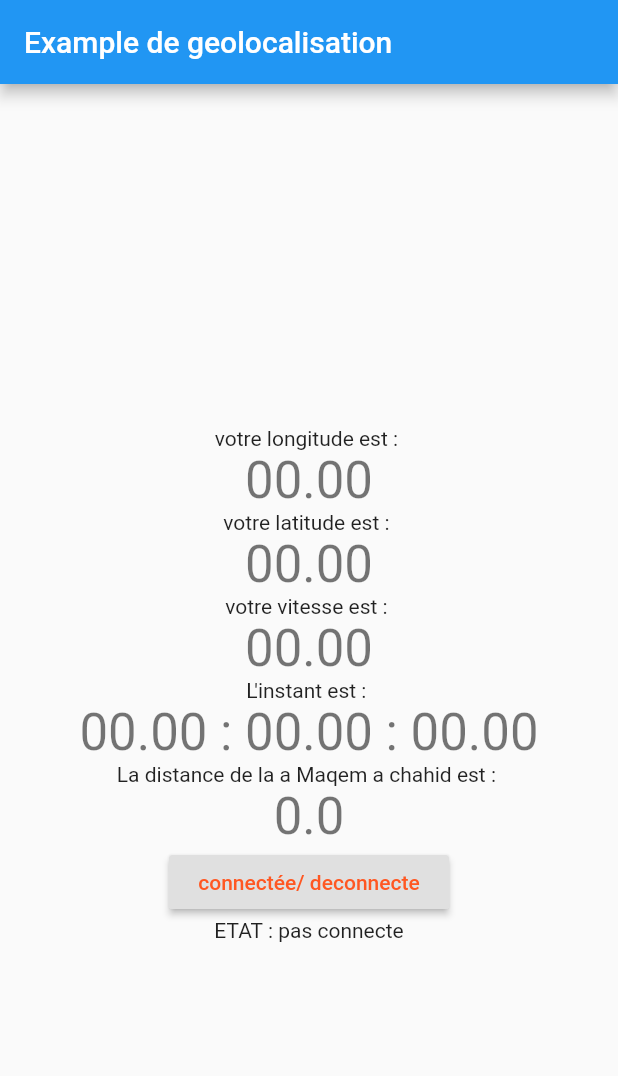
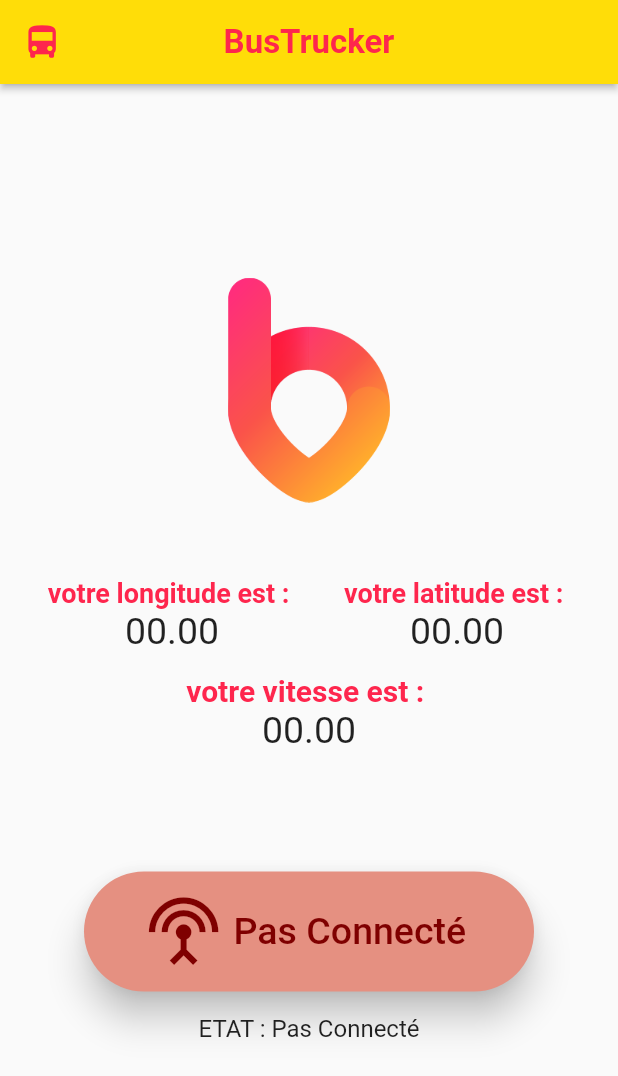
Before and after one commit to looklok/Geo, a Flutter app: the screen it shows after launch, on a phone screen of 412 x 824 dp. Shown: the top 1076 px of the screen. Run offline on Flutter 3.47's test engine with Material 2 defaults, Android fonts, the phone set to English and light mode, and no system bars; our stand-ins replace cloud_firestore, geolocator; accounts and stored records are empty.

Commit message:
la version final aprés modification de UI

```diff
--- a/lib/main.dart
+++ b/lib/main.dart
@@ -11,8 +11,8 @@ class MyApp extends StatelessWidget {
   @override
   Widget build(BuildContext context) {
     return MaterialApp(
-      title: 'Flutter Geo Demo',
-      home: MyHomePage(title: 'Example de geolocalisation'),
+      title: 'Application du bus',
+      home: MyHomePage(title: 'BusTrucker'),
     );
   }
 }
@@ -30,48 +30,36 @@ class MyHomePage extends StatefulWidget {
 class _MyHomePageState extends State<MyHomePage> {
   String adress_longitude = '00.00' ;
   String adress_latitude = '00.00';
-  String adress_time_seconde = '00.00';
-  String adress_time_heure = '00.00';
-  String adress_time_minute = '00.00';
   String adress_speed = '00.00';
   String localite='';
   bool connected = false;
-  String siconnecte = 'ETAT : pas connecte';
+  String siconnecte = 'Pas Connecté';
   String wilaya='';
   StreamSubscription<Position> positionStream ;
   double distance=0;
   double busID = 1;
   double ligne = 1;
   bool first = true;
+  var _color = Color.fromRGBO(229,144,129, 1);
+  var buttoncolor = Color.fromRGBO(127,0,0, 1);
 
 
-  Future getadress () async{
+  Future getadress () async{ /// recuperer la position,vitesse faire des mise à jour pour le bus prochain en temps reel
 
     var busref = Firestore.instance.collection('bus').document('bus '+busID.toString());
-    List<DocumentSnapshot> l;
-    /*var ref = Firestore.instance.collection('bus');
-    var query = ref.getDocuments();
-    query.then((QuerySnapshot q) {
-      q.documents.forEach((DocumentSnapshot v) {
-        int.parse(v.documentID);
-      });
-    });*/
     if (connected == true) {
       /* writing to database */
       Map<String ,dynamic> data = Map();
       data['ligne']=ligne;
       data['busID'] = busID;
       data['actif'] = true;
-      var locationOptions = LocationOptions(accuracy: LocationAccuracy.bestForNavigation, distanceFilter: 10);
+      var locationOptions = LocationOptions(accuracy: LocationAccuracy.best, distanceFilter: 10);
       positionStream =Geolocator().getPositionStream(locationOptions).listen((Position position1) async
           {
                   print(position1 == null ? 'Unknown' : position1.latitude.toString() + ', ' + position1.speed.toString());
                   adress_longitude = position1.longitude.toString();
                   adress_latitude = position1.latitude.toString();
                   adress_speed=(position1.speed*3.6).toString();
-                  adress_time_seconde = position1.timestamp.second.toString();
-                  adress_time_minute = position1.timestamp.minute.toString();
-                  adress_time_heure = position1.timestamp.hour.toString();
                   data['latitude'] = position1.latitude;
                   data['longitude'] = position1.longitude;
                   data['vitesse'] = (position1.speed*3.6);
@@ -96,9 +84,6 @@ class _MyHomePageState extends State<MyHomePage> {
 
                   }
                   busref.setData(data);
-                  Geolocator().distanceBetween(36.745664, 3.069634, position1.latitude, position1.longitude).then((double d){
-                    distance=d;
-                  });
                   setState(() {});
           });
     }
@@ -110,7 +95,7 @@ class _MyHomePageState extends State<MyHomePage> {
     }
   }
 
-  void recuperer_adr() async {
+  void recuperer_adr() async { /// on essaye de recuperer nos données (positoin , vitesse ...)
     try {
       await getadress();
     } catch(e) {
@@ -121,13 +106,17 @@ class _MyHomePageState extends State<MyHomePage> {
   {
     if (connected==false) {
         connected = true;
-        siconnecte = 'ETAT :connecte';
+        _color =Color.fromRGBO(152,238,153, 1);
+        siconnecte = 'Connecté';
+        buttoncolor = Color.fromRGBO(0,80,5, 1);
         recuperer_adr();
         setState(() {});
           }
     else {
       connected = false;
-      siconnecte = 'ETAT : pas connecte';
+      _color = Color.fromRGBO(255,138,128, 1);
+      buttoncolor = Color.fromRGBO(127,0,0, 1);
+      siconnecte = 'Pas Connecté';
       print('stream cancelled');
       recuperer_adr();
       setState(() {});
@@ -139,58 +128,83 @@ class _MyHomePageState extends State<MyHomePage> {
 
     return Scaffold(
       appBar: AppBar(
-        title: Text(widget.title),
+        elevation: 2.0,
+        title: Text(widget.title , style: TextStyle( fontWeight: FontWeight.bold ,fontSize: 22.0 , color: Color.fromRGBO(254,38,77,1)),
         ),
+        centerTitle: true,
+        backgroundColor: Color.fromRGBO(255,221,8,1),
+        brightness: Brightness.dark,
+        leading: Icon(Icons.directions_bus , size: 27.5,color: Color.fromRGBO(254,38,77,1)),
+      ),
+
       body: Center(
           child: Column(
             mainAxisAlignment: MainAxisAlignment.center,
             children: <Widget>[
+               Container(
+                    height: 150,
+                    width: 150,
+                    margin: EdgeInsets.only(bottom: 50),
+                    child: Image.asset('assets/images/logo.png', fit: BoxFit.contain, width: 25, height: 35,)
+          ),
+              Row(
+                      mainAxisAlignment: MainAxisAlignment.spaceEvenly,
+                      children: <Widget>[
+                        Column(
+                            mainAxisAlignment: MainAxisAlignment.center,
+                            children: <Widget>[
                               Text(
-              wilaya + '  '+localite
+                              'votre longitude est : ',
+                                style: TextStyle(fontSize: 18.0, fontWeight: FontWeight.bold ,color: Color.fromRGBO(254,38,77, 1)),
                               ),
                               Text(
-              '             '
-            ),
-            Text(
-              'votre longitude est : ',
-            ),
-            Text(
-              '$adress_longitude',
-              style: Theme.of(context).textTheme.display1,
-            ),
+                                '${adress_longitude}',
+                                style: TextStyle(color:/* Color.fromRGBO(208,92,227, 1)*/ Colors.black87, fontSize: 25),
+                              ),]),
+                        Column(
+                            mainAxisAlignment: MainAxisAlignment.center,
+                            children: <Widget>[
                               Text(
                               'votre latitude est : ',
+                                style: TextStyle(fontSize: 18.0,fontWeight: FontWeight.bold,color: Color.fromRGBO(254,38,77, 1) ),
                               ),
                               Text(
                                 '$adress_latitude',
-              style: Theme.of(context).textTheme.display1,
+                                style: TextStyle(color:/* Color.fromRGBO(208,92,227, 1)*/ Colors.black87 , fontSize: 25),
                               ),
-            Text(
+                            ]
+            ),
+                      ]
+            ),
+            Padding(padding: EdgeInsets.fromLTRB(0, 14, 0, 0),
+                child :Text(
                 'votre vitesse est : ',
+                  style: TextStyle(fontSize: 20.0, fontWeight: FontWeight.bold,color:Color.fromRGBO(254,38,77, 1)),
+
+                ),
             ),
             Text(
               '$adress_speed',
-              style: Theme.of(context).textTheme.display1,
+              style: TextStyle(color: Colors.black87 , fontSize: 25),
             ),
-            Text(
-              'L\'instant est : ',
+            Container(
+              width: 300,
+              height: 80,
+              margin: EdgeInsets.fromLTRB(0,80,0,15),
+              child : RaisedButton.icon(
+                         icon: Icon(Icons.settings_input_antenna,size: 50.5,color: buttoncolor),
+                         label: Text(siconnecte , style: TextStyle( fontSize: 25.0,color: buttoncolor ),
                          ),
-            Text(
-              '$adress_time_heure : $adress_time_minute : $adress_time_seconde',
-              style: Theme.of(context).textTheme.display1,
+                        textColor: Colors.white ,
+                        shape: RoundedRectangleBorder(borderRadius: BorderRadius.circular(75)),
+                        elevation: 10,
+                        onPressed: connect , ///les changements sur l'ecran se déclenche d'ici
+                          color: _color,
+                          highlightElevation: 10,
                       ),
-            Text(
-              'La distance de la a Maqem a chahid est : ',
             ),
-            Text(
-              '$distance',
-              style: Theme.of(context).textTheme.display1,
-            ),
-            RaisedButton(child: Text(' connectée/ deconnecte '),
-             textColor: Colors.deepOrange,
-              onPressed: connect ,
-            ),
-            Text(siconnecte)
+            Text('ETAT : '+siconnecte, style: TextStyle(fontSize: 16.0),
+            )
           ],
         ),
       ),
--- a/pubspec.yaml
+++ b/pubspec.yaml
@@ -24,6 +24,7 @@ dependencies:
 
 
 
+
 dev_dependencies:
   flutter_test:
     sdk: flutter
@@ -39,7 +40,8 @@ flutter:
   # included with your application, so that you can use the icons in
   # the material Icons class.
   uses-material-design: true
-
+  assets:
+    - assets/images/logo.png
   # To add assets to your application, add an assets section, like this:
   # assets:
   #  - images/a_dot_burr.jpeg
```
Also changed, not shown: assets/images/logo.png (added). Lines whose indentation alone changed are shown as unchanged.
